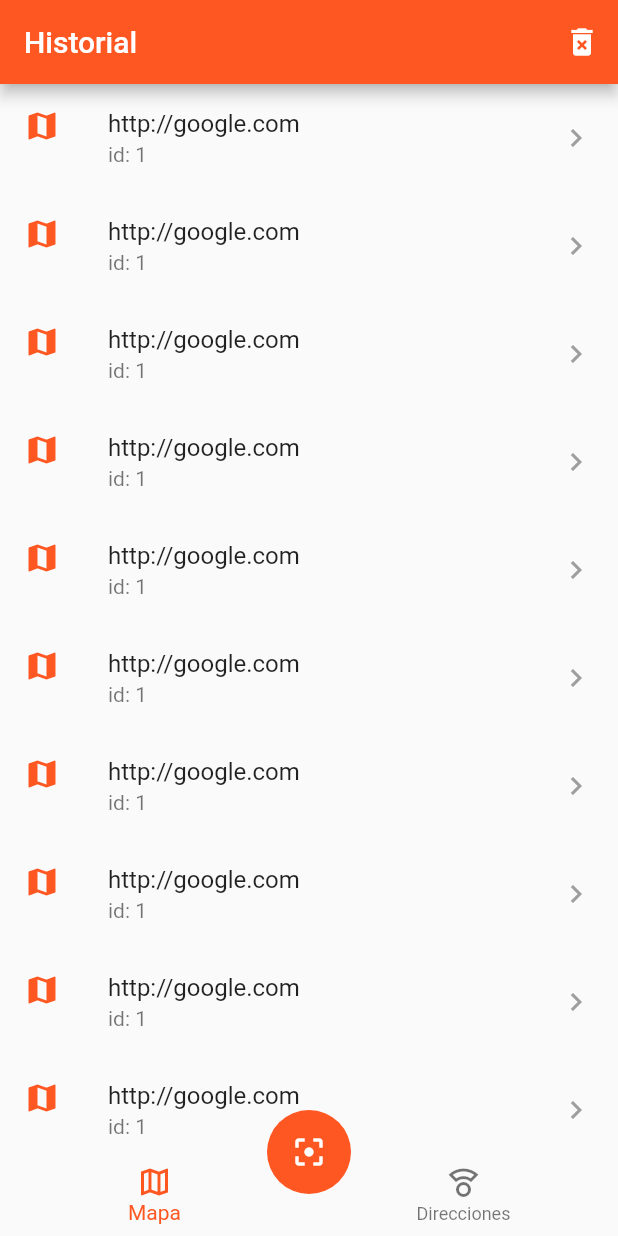
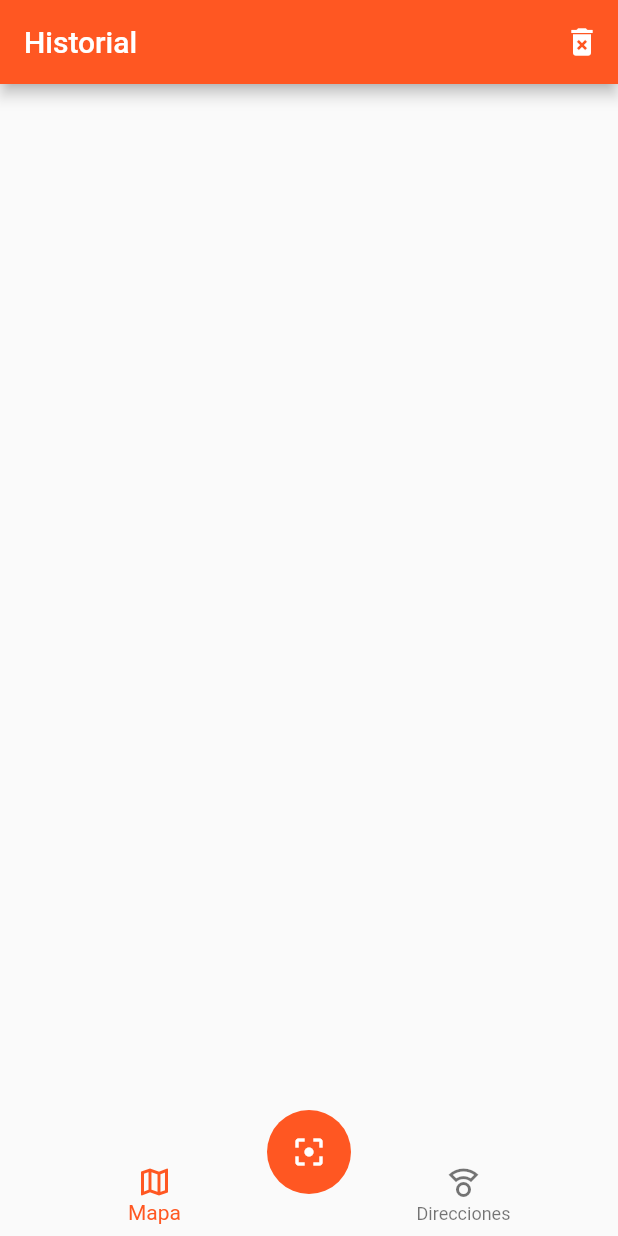
Before and after one commit to aydin-due/qr_reader, a Flutter app: the screen it shows after launch, on a phone screen of 412 x 824 dp. Run offline on Flutter 3.47's test engine with Material 2 defaults, Android fonts, the phone set to English and light mode, and no system bars; our stand-ins replace sqflite; missing offline and left inert: flutter_barcode_scanner; accounts and stored records are empty.

Commit message:
read scans from bd

```diff
--- a/lib/screens/home_screen.dart
+++ b/lib/screens/home_screen.dart
@@ -46,12 +46,15 @@ class _HomeScreenBody extends StatelessWidget {
 
     // DBProvider.db.deleteScans().then(print);
 
-    final scanListProvider = Provider.of<ScanListProvider>(context, listen: false); //listen false para q no se redibuj
+    final scanListProvider = Provider.of<ScanListProvider>(context,
+        listen: false); //listen false para q no se redibuj
 
     switch (currentIndex) {
       case 0:
+        scanListProvider.loadScanByType('geo');
         return const MapHistoryScreen();
       case 1:
+        scanListProvider.loadScanByType('http');
         return const AddressesScreen();
       default:
         return const MapHistoryScreen();
--- a/lib/screens/map_history_screen.dart
+++ b/lib/screens/map_history_screen.dart
@@ -1,17 +1,22 @@
 import 'package:flutter/material.dart';
+import 'package:provider/provider.dart';
+import 'package:qr_reader/providers/scan_list_provider.dart';
 
 class MapHistoryScreen extends StatelessWidget {
   const MapHistoryScreen({Key? key}) : super(key: key);
 
   @override
   Widget build(BuildContext context) {
+    final scanListProvider = Provider.of<ScanListProvider>(context); // dentro de build listen va en true xq se actualiza
+    final scans = scanListProvider.scans;
+
     return ListView.builder(
-      itemCount: 10,
+      itemCount: scans.length,
       itemBuilder: (_, i) => ListTile(
         leading: Icon(Icons.map, color: Theme.of(context).primaryColor),
-        title: Text('http://google.com'),
-        subtitle: Text('id: 1'),
-        trailing: Icon(Icons.keyboard_arrow_right, color: Colors.grey),
+        title: Text(scans[i].valor),
+        subtitle: Text(scans[i].id.toString()),
+        trailing: const Icon(Icons.keyboard_arrow_right, color: Colors.grey),
         onTap: () => print('si'),
       ),
     );
```
Also changed, not shown: lib/screens/addresses_screen.dart (+14 -2 lines), lib/widgets/scan_button.dart (+7 -1 lines).
